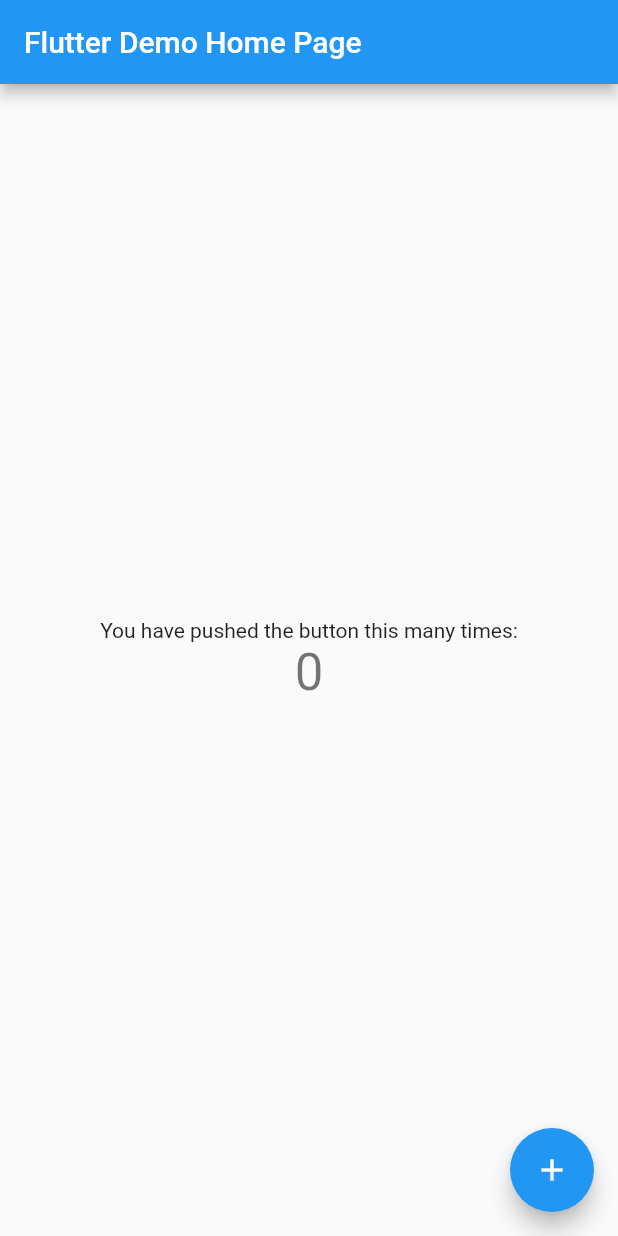
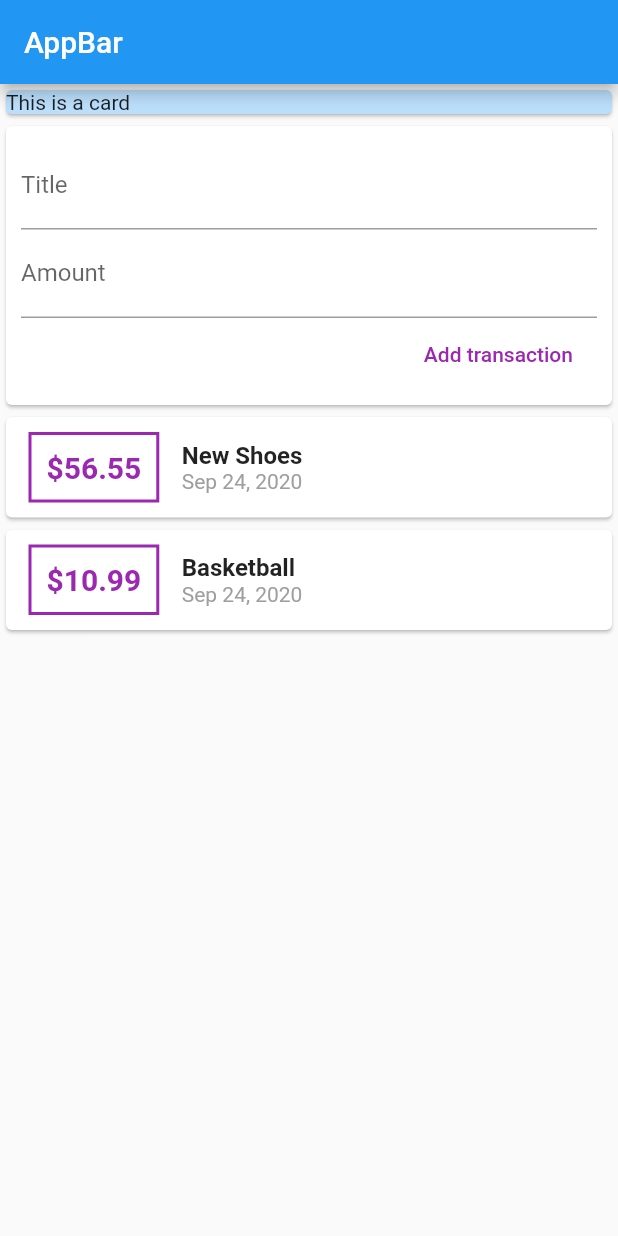
Before and after one commit to osama22711/Web-Devlopment, a Flutter app: the screen it shows after launch, on a phone screen of 412 x 824 dp. Run offline on Flutter 3.47's test engine with Material 2 defaults, Android fonts, the phone set to English and light mode, and no system bars.

Commit message:
Flutterrrrrr 🐦🐦🐦🐦

```diff
--- a/37 - Flutter Second app [ Academind ]/expensesApp/lib/main.dart
+++ b/37 - Flutter Second app [ Academind ]/expensesApp/lib/main.dart
@@ -1,117 +1,133 @@
+import 'package:expensesApp/transactions.dart';
 import 'package:flutter/material.dart';
+import 'package:intl/intl.dart';
 
 void main() {
   runApp(MyApp());
 }
 
 class MyApp extends StatelessWidget {
-  // This widget is the root of your application.
   @override
   Widget build(BuildContext context) {
     return MaterialApp(
-      title: 'Flutter Demo',
-      theme: ThemeData(
-        // This is the theme of your application.
-        //
-        // Try running your application with "flutter run". You'll see the
-        // application has a blue toolbar. Then, without quitting the app, try
-        // changing the primarySwatch below to Colors.green and then invoke
-        // "hot reload" (press "r" in the console where you ran "flutter run",
-        // or simply save your changes to "hot reload" in a Flutter IDE).
-        // Notice that the counter didn't reset back to zero; the application
-        // is not restarted.
-        primarySwatch: Colors.blue,
-        // This makes the visual density adapt to the platform that you run
-        // the app on. For desktop platforms, the controls will be smaller and
-        // closer together (more dense) than on mobile platforms.
-        visualDensity: VisualDensity.adaptivePlatformDensity,
-      ),
-      home: MyHomePage(title: 'Flutter Demo Home Page'),
+      title: 'Flutter App',
+      debugShowCheckedModeBanner: false, // hides the debug panel at top
+      home: MyHomePage(),
     );
   }
 }
 
-class MyHomePage extends StatefulWidget {
-  MyHomePage({Key key, this.title}) : super(key: key);
+class MyHomePage extends StatelessWidget {
+  final List<Transactions> transactions = [
+    Transactions(
+      id: 't1',
+      title: 'New Shoes',
+      amount: 56.55,
+      date: DateTime.now(),
+    ),
+    Transactions(
+      id: 't2',
+      title: 'Basketball',
+      amount: 10.99,
+      date: DateTime.now(),
+    ),
+  ];
 
-  // This widget is the home page of your application. It is stateful, meaning
-  // that it has a State object (defined below) that contains fields that affect
-  // how it looks.
-
-  // This class is the configuration for the state. It holds the values (in this
-  // case the title) provided by the parent (in this case the App widget) and
-  // used by the build method of the State. Fields in a Widget subclass are
-  // always marked "final".
-
-  final String title;
-
-  @override
-  _MyHomePageState createState() => _MyHomePageState();
-}
-
-class _MyHomePageState extends State<MyHomePage> {
-  int _counter = 0;
-
-  void _incrementCounter() {
-    setState(() {
-      // This call to setState tells the Flutter framework that something has
-      // changed in this State, which causes it to rerun the build method below
-      // so that the display can reflect the updated values. If we changed
-      // _counter without calling setState(), then the build method would not be
-      // called again, and so nothing would appear to happen.
-      _counter++;
-    });
-  }
+  final textController = TextEditingController();
+  final amountController = TextEditingController();
 
   @override
   Widget build(BuildContext context) {
-    // This method is rerun every time setState is called, for instance as done
-    // by the _incrementCounter method above.
-    //
-    // The Flutter framework has been optimized to make rerunning build methods
-    // fast, so that you can just rebuild anything that needs updating rather
-    // than having to individually change instances of widgets.
     return Scaffold(
       appBar: AppBar(
-        // Here we take the value from the MyHomePage object that was created by
-        // the App.build method, and use it to set our appbar title.
-        title: Text(widget.title),
+        title: Text('AppBar'),
       ),
-      body: Center(
-        // Center is a layout widget. It takes a single child and positions it
-        // in the middle of the parent.
-        child: Column(
-          // Column is also a layout widget. It takes a list of children and
-          // arranges them vertically. By default, it sizes itself to fit its
-          // children horizontally, and tries to be as tall as its parent.
-          //
-          // Invoke "debug painting" (press "p" in the console, choose the
-          // "Toggle Debug Paint" action from the Flutter Inspector in Android
-          // Studio, or the "Toggle Debug Paint" command in Visual Studio Code)
-          // to see the wireframe for each widget.
-          //
-          // Column has various properties to control how it sizes itself and
-          // how it positions its children. Here we use mainAxisAlignment to
-          // center the children vertically; the main axis here is the vertical
-          // axis because Columns are vertical (the cross axis would be
-          // horizontal).
-          mainAxisAlignment: MainAxisAlignment.center,
-          children: <Widget>[
-            Text(
-              'You have pushed the button this many times:',
+      body: Column(
+        children: [
+          Container(
+            width: double.infinity,
+            child: Card(
+              child: Text('This is a card'),
+              color: Colors.blue[100],
             ),
-            Text(
-              '$_counter',
-              style: Theme.of(context).textTheme.headline4,
+          ),
+          Card(
+            child: Container(
+              padding: EdgeInsets.all(10),
+              child: Column(
+                crossAxisAlignment: CrossAxisAlignment.end,
+                children: [
+                  TextField(
+                    decoration: InputDecoration(labelText: 'Title'),
+                    controller: textController,
+                  ),
+                  TextField(
+                    decoration: InputDecoration(labelText: 'Amount'),
+                    controller: amountController,
+                  ),
+                  FlatButton(
+                    child: Text('Add transaction'),
+                    textColor: Colors.purple,
+                    onPressed: () {
+                      print('${textController.text} ${amountController.text}');
+                    },
+                  ),
+                ],
+              ),
             ),
-          ],
-        ),
+          ),
+          Column(
+            children: transactions.map((tx) {
+              return Card(
+                child: Row(
+                  children: [
+                    Container(
+                      margin: EdgeInsets.symmetric(
+                        vertical: 10,
+                        horizontal: 15,
+                      ),
+                      decoration: BoxDecoration(
+                        border: Border.all(
+                          color: Colors.purple,
+                          width: 2,
+                        ),
+                      ),
+                      padding: EdgeInsets.all(10),
+                      child: Text(
+                        '\$${tx.amount}',
+                        style: TextStyle(
+                          fontWeight: FontWeight.bold,
+                          fontSize: 20,
+                          color: Colors.purple,
+                        ),
+                      ),
+                    ),
+                    Column(
+                      crossAxisAlignment: CrossAxisAlignment.start,
+                      children: [
+                        Text(
+                          tx.title.toString(),
+                          style: TextStyle(
+                            fontWeight: FontWeight.bold,
+                            fontSize: 16,
+                          ),
+                        ),
+                        Text(
+                          DateFormat.yMMMd()
+                              .format(tx.date), // Date formatter [ MM DD YYYY ]
+                          style: TextStyle(color: Colors.grey),
+                        ),
+                      ],
+                    )
+                  ],
+                ),
+              );
+            }).toList(),
+          )
+        ],
       ),
-      floatingActionButton: FloatingActionButton(
-        onPressed: _incrementCounter,
-        tooltip: 'Increment',
-        child: Icon(Icons.add),
-      ), // This trailing comma makes auto-formatting nicer for build methods.
     );
   }
 }
+
+class TextEdittingController {}
--- /dev/null
+++ b/37 - Flutter Second app [ Academind ]/expensesApp/lib/transactions.dart
@@ -0,0 +1,14 @@
+import 'package:flutter/foundation.dart';
+
+class Transactions {
+  final String id;
+  final String title;
+  final double amount;
+  final DateTime date;
+
+  Transactions(
+      {@required this.id,
+      @required this.title,
+      @required this.amount,
+      @required this.date});
+}
--- a/37 - Flutter Second app [ Academind ]/expensesApp/pubspec.yaml
+++ b/37 - Flutter Second app [ Academind ]/expensesApp/pubspec.yaml
@@ -18,12 +18,12 @@
 version: 1.0.0+1
 
 environment:
-  sdk: ">=2.7.0 <3.0.0"
+  sdk: '>=2.7.0 <3.0.0'
 
 dependencies:
   flutter:
     sdk: flutter
-
+  intl: ^0.16.1
 
   # The following adds the Cupertino Icons font to your application.
   # Use with the CupertinoIcons class for iOS style icons.
@@ -38,7 +38,6 @@
 
 # The following section is specific to Flutter.
 flutter:
-
   # The following line ensures that the Material Icons font is
   # included with your application, so that you can use the icons in
   # the material Icons class.
```
Also changed, not shown: 37 - Flutter Second app [ Academind ]/expensesApp/pubspec.lock.
